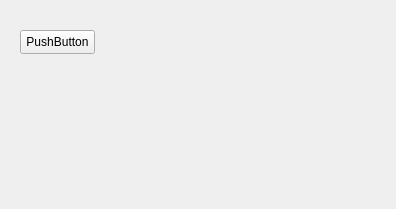
First picture: the form in src/GUI/PinTracerUI/TracedProcessWidget.ui, repository h3xduck/TaintBlade, before the edit.
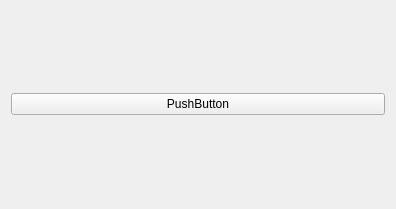
Second picture: the form after the edit.

Commit message: Removed borders of all widget layouts

What changed in the file:
```diff
--- a/src/GUI/PinTracerUI/TracedProcessWidget.ui
+++ b/src/GUI/PinTracerUI/TracedProcessWidget.ui
@@ -25,19 +25,15 @@
   <property name="windowTitle">
    <string>Form</string>
   </property>
+  <layout class="QVBoxLayout" name="verticalLayout">
+   <item>
   <widget class="QPushButton" name="pushButton">
-   <property name="geometry">
-    <rect>
-     <x>20</x>
-     <y>30</y>
-     <width>75</width>
-     <height>24</height>
-    </rect>
-   </property>
    <property name="text">
     <string>PushButton</string>
    </property>
   </widget>
+   </item>
+  </layout>
  </widget>
  <resources/>
  <connections/>
```
Lines whose indentation alone changed are shown as unchanged. The commit also changes 9 other files.
